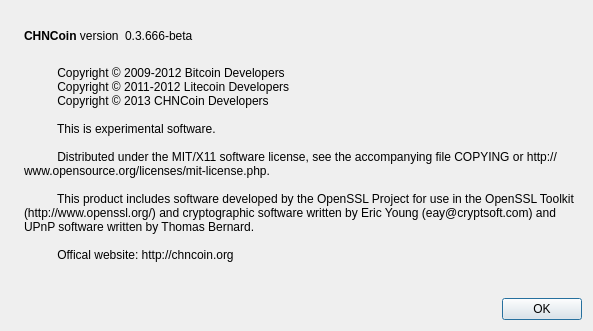
This is src/qt/forms/aboutdialog.ui in CHNCoin/CHNCoin as Qt 5 draws it before an edit. The edited form follows.
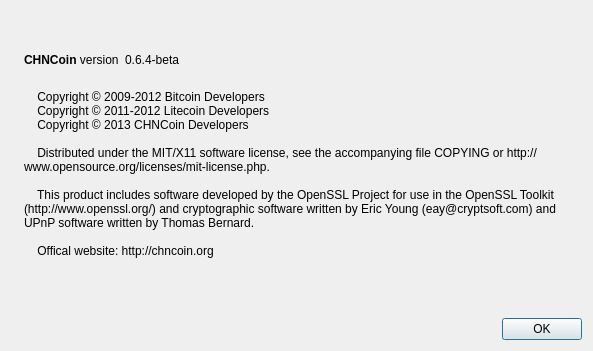
This is the edited form. Icons and pictures are not drawn.

```diff
--- a/src/qt/forms/aboutdialog.ui
+++ b/src/qt/forms/aboutdialog.ui
@@ -7,7 +7,7 @@
     <x>0</x>
     <y>0</y>
     <width>593</width>
-    <height>331</height>
+    <height>351</height>
    </rect>
   </property>
   <property name="windowTitle">
@@ -63,7 +63,7 @@
           <cursorShape>IBeamCursor</cursorShape>
          </property>
          <property name="text">
-          <string notr="true">0.3.666-beta</string>
+          <string notr="true">0.6.4-beta</string>
          </property>
          <property name="textFormat">
           <enum>Qt::RichText</enum>
@@ -95,17 +95,15 @@
        </property>
        <property name="text">
         <string>
-          Copyright © 2009-2012 Bitcoin Developers
-          Copyright © 2011-2012 Litecoin Developers
-          Copyright © 2013 CHNCoin Developers
+    Copyright © 2009-2012 Bitcoin Developers
+    Copyright © 2011-2012 Litecoin Developers
+    Copyright © 2013 CHNCoin Developers
 
-          This is experimental software.
+    Distributed under the MIT/X11 software license, see the accompanying file COPYING or http://www.opensource.org/licenses/mit-license.php.
 
-          Distributed under the MIT/X11 software license, see the accompanying file COPYING or http://www.opensource.org/licenses/mit-license.php.
+    This product includes software developed by the OpenSSL Project for use in the OpenSSL Toolkit (http://www.openssl.org/) and cryptographic software written by Eric Young (eay@cryptsoft.com) and UPnP software written by Thomas Bernard.
 
-          This product includes software developed by the OpenSSL Project for use in the OpenSSL Toolkit (http://www.openssl.org/) and cryptographic software written by Eric Young (eay@cryptsoft.com) and UPnP software written by Thomas Bernard.
-
-          Offical website: http://chncoin.org
+    Offical website: http://chncoin.org
         </string>
        </property>
        <property name="wordWrap">
```
